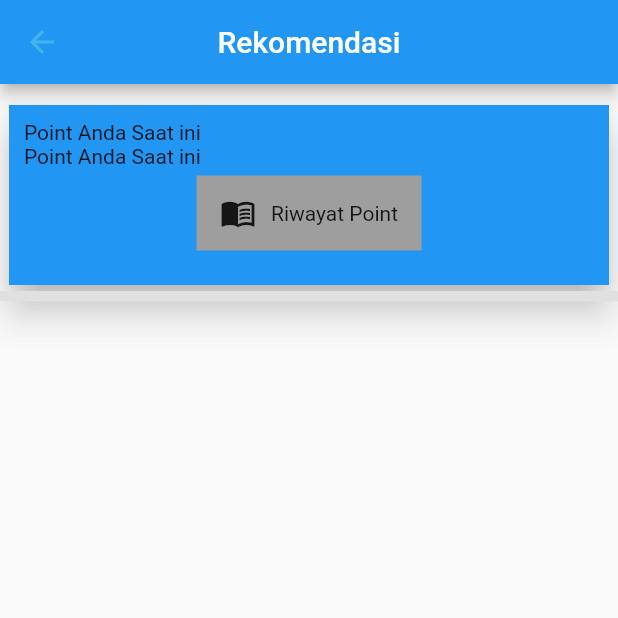
After one commit to Kelompok-26/flutter, a Flutter app: the screen it shows after launch, after a tap on "Liat Semua", on a phone screen of 412 x 824 dp, the top half of it. The commit adds this screen. Run offline on Flutter 3.47's test engine with Material 2 defaults, Android fonts, the phone set to English and light mode, and no system bars.

Commit message:
commit list rekomendasi

```diff
--- a/portal_costumer/lib/Screen/Home_Screen.dart
+++ b/portal_costumer/lib/Screen/Home_Screen.dart
@@ -4,6 +4,7 @@ import 'package:portal_costumer/Model/Navbar_model.dart';
 import 'package:portal_costumer/Model/PromoList_model.dart';
 import 'package:portal_costumer/Model/Pulsa_model.dart';
 import 'package:portal_costumer/Model/paketData_model.dart';
+import 'package:portal_costumer/Screen/ListRekom_Screen.dart';
 class HomeScreen extends StatefulWidget {
   const HomeScreen({ Key? key }) : super(key: key);
 
@@ -152,7 +153,6 @@ class _HomeScreenState extends State<HomeScreen> {
                         child: MaterialButton(
                                minWidth: MediaQuery.of(context).size.width,
                                onPressed: (){
-                                 // signUp(newUsernameController.text, newPasswordController.text);
                              },
                            child: Row(
                              children: [
@@ -167,11 +167,13 @@ class _HomeScreenState extends State<HomeScreen> {
                                    Text('Tahukah Cara Menggunakan Poin ?',
                                    textAlign: TextAlign.start,
                                    style: TextStyle(
-                                   fontSize: 17,
+                                   fontWeight: FontWeight.w700,
+                                   fontSize: 12,
                                    color: Colors.black,),),
                                    Text('tap here !',
                                    textAlign: TextAlign.start,
                                    style: TextStyle(
+                                   fontWeight : FontWeight.w100,
                                    fontSize: 12,
                                    color: Colors.black,),),
                                  ],
@@ -251,9 +253,12 @@ class _HomeScreenState extends State<HomeScreen> {
                             mainAxisAlignment : MainAxisAlignment.spaceBetween,
                             children: [
                              Text('Rekomendasi Pulsa Untuk Anda'),
-                              Text('Liat Semua'),
+                              GestureDetector(
+                                child: Text('Liat Semua'),
+                                onTap: (){
+                                  Navigator.pushAndRemoveUntil(context, MaterialPageRoute(builder: (context) =>listRekom() ), (route) => false);
+                                },),
                               ],
-
                           ),
                            SizedBox(height: 20,),
                             SingleChildScrollView(
--- /dev/null
+++ b/portal_costumer/lib/Screen/ListRekom_Screen.dart
@@ -0,0 +1,74 @@
+import 'package:flutter/material.dart';
+import 'package:portal_costumer/Model/Navbar_model.dart';
+import 'package:portal_costumer/Screen/Home_Screen.dart';
+class listRekom extends StatefulWidget {
+  const listRekom({ Key? key }) : super(key: key);
+
+  @override
+  State<listRekom> createState() => _listRekomState();
+}
+
+class _listRekomState extends State<listRekom> {
+  @override
+  Widget build(BuildContext context) {
+    return Scaffold(
+        appBar: AppBar(
+          title: Text('Rekomendasi'),
+          centerTitle: true,
+            leading: IconButton(
+            icon: Icon(Icons.arrow_back,
+             color: Color.fromARGB(255, 66, 179, 235),
+          ),
+          onPressed: (){
+              Navigator.pushAndRemoveUntil(context, MaterialPageRoute(builder: (context) =>itemNav() ), (route) => false);
+          },
+        ),
+        ),
+        body: Column(
+           children :[
+            Padding(padding: EdgeInsets.only(top : 10)),
+             Card(
+              elevation: 10,
+               child: Container(
+                    padding: EdgeInsets.symmetric(horizontal: 10.0, vertical: 10.0),
+                    height: 120,
+                    width: 400,
+                    color: Colors.blue,
+               child: Column(
+                crossAxisAlignment: CrossAxisAlignment.start,
+                children: [
+                  Text('Point Anda Saat ini'),
+                  Text('Point Anda Saat ini'),
+                  SizedBox(height: 5,),
+                  Center(
+                    child: Column(
+                      children: [
+                        Container(
+                          height: 50,
+                          width : 150,
+                          color: Colors.grey,
+                          child: Row(
+                            mainAxisAlignment: MainAxisAlignment.center,
+                            children: [
+                              Icon(Icons.menu_book_outlined),
+                              SizedBox(width: 10,),
+                              Text('Riwayat Point')
+                            ],
+                          ),
+                        )
+                      ],
+                    ),
+                  )
+                ],
+               ),
+              ),
+             ),
+           Container(
+                  height: 7,
+                  color: Colors.grey[300],),
+        ])
+
+
+    );
+  }
+}
--- a/portal_costumer/lib/Screen/Registration_Screen.dart
+++ b/portal_costumer/lib/Screen/Registration_Screen.dart
@@ -1,4 +1,5 @@
 import 'package:flutter/material.dart';
+import 'package:portal_costumer/Screen/Login_Screen.dart';
 class RegistrationScreen extends StatefulWidget {
   const RegistrationScreen({ Key? key }) : super(key: key);
 
@@ -121,7 +122,7 @@ class _RegistrationScreenState extends State<RegistrationScreen> {
           color: Color.fromARGB(255, 66, 179, 235),
           ),
           onPressed: (){
-            Navigator.of(context).pop();
+            Navigator.pushAndRemoveUntil(context, MaterialPageRoute(builder: (context) =>loginScreen() ), (route) => false);
           },
         ),
       ),
```
